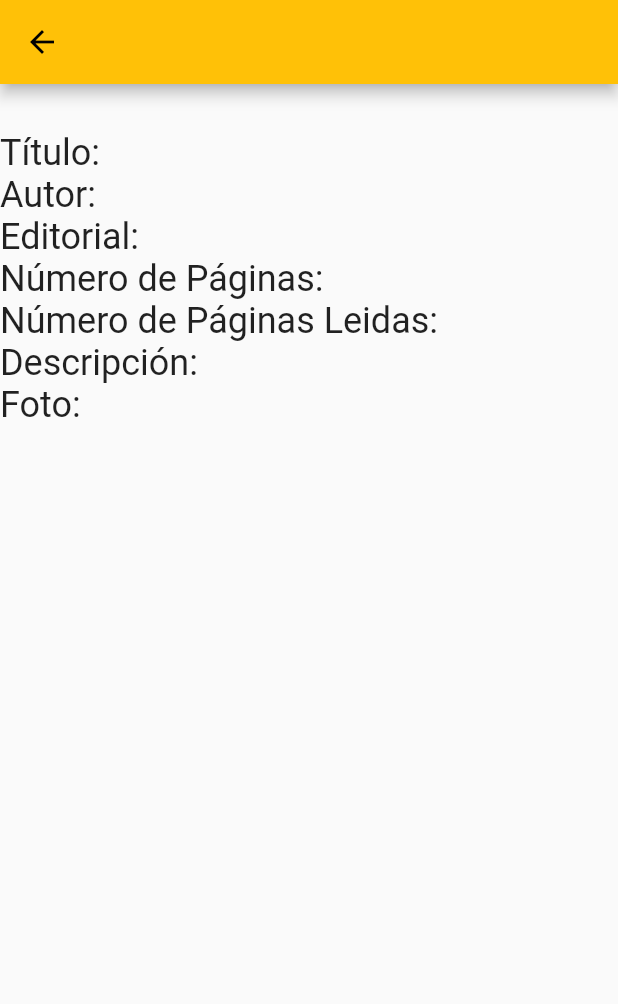
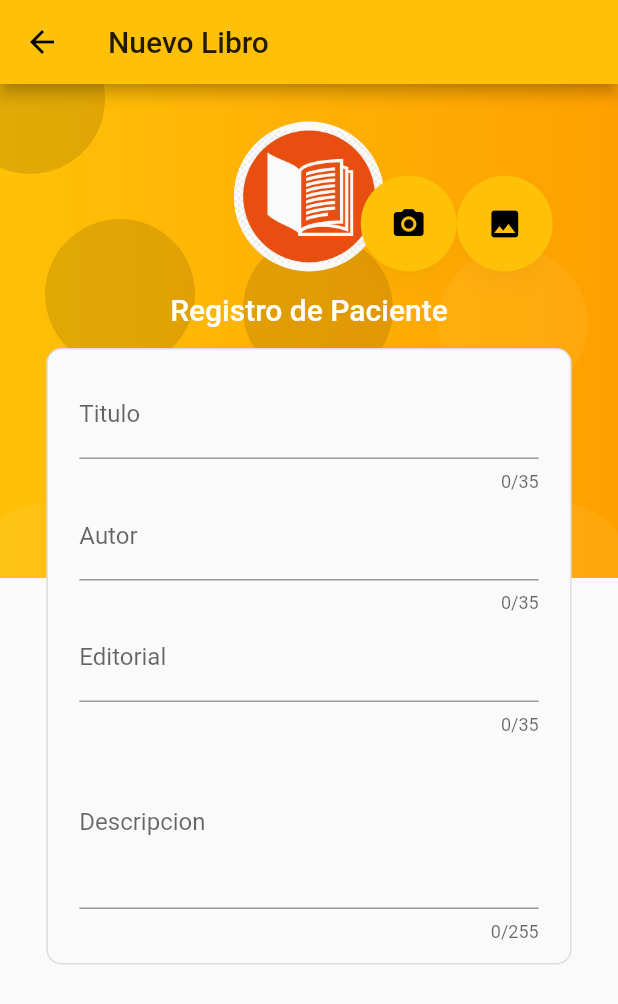
Before and after one commit to WiloCh/YourLibrary, a Flutter app: the screen it shows after launch, after a tap on the "add" icon, on a phone screen of 412 x 824 dp. Shown: the top 1004 px of the screen. Run offline on Flutter 3.47's test engine with Material 2 defaults, Android fonts, the phone set to English and light mode, and no system bars; our stand-ins replace image_picker; missing offline and left inert: progress_indicator; network calls fail.

Commit message:
Creacion y Correcion de Fromulario de Libro

```diff
--- /dev/null
+++ b/yourlibrary/assets/data/Genres.json
@@ -0,0 +1,58 @@
+[
+    {
+        "name" : "Romantica",
+        "descripcion" : "Subgéneros literarios de novelas"
+    },
+    {
+        "name" : "Historico",
+        "descripcion" : "Subgéneros literarios de novelas"
+    },
+    {
+        "name" : "Ciencia Ficcion",
+        "descripcion" : "Subgéneros literarios de novelas"
+    },
+    {
+        "name" : "Drama",
+        "descripcion" : "Subgéneros literarios de novelas"
+    },
+    {
+        "name" : "Fantasia",
+        "descripcion" : "Subgéneros literarios de novelas"
+    },
+    {
+        "name" : "Aventuras",
+        "descripcion" : "Subgéneros literarios de novelas"
+    },
+    {
+        "name" : "Humor",
+        "descripcion" : "Subgéneros literarios de novelas"
+    },
+    {
+        "name" : "Terror",
+        "descripcion" : "Subgéneros literarios de novelas"
+    },
+    {
+        "name" : "Novela gráfica (Ejemplo: Comic)",
+        "descripcion" : "géneros literarios de novelas"
+    },
+    {
+        "name" : "Relato",
+        "descripcion" : "Tipos de géneros literarios"
+    },
+    {
+        "name" : "Cuento",
+        "descripcion" : "Tipos de géneros literarios"
+    },
+    {
+        "name" : "Ensayo",
+        "descripcion" : "Tipos de géneros literarios"
+    },
+    {
+        "name" : "Poesía",
+        "descripcion" : "Tipos de géneros literarios"
+    },
+    {
+        "name" : "Microrrelato",
+        "descripcion" : "Tipos de géneros literarios"
+    }
+]
--- /dev/null
+++ b/yourlibrary/lib/src/services/Genres_service.dart
@@ -0,0 +1,19 @@
+import 'dart:convert';
+
+import 'package:flutter/services.dart' show rootBundle;
+import 'package:yourlibrary/src/models/genre_model.dart';
+
+class GenresService {
+  GenresService();
+
+  Future<List<Genre>> getTypes() async =>
+      rootBundle.loadString("assets/data/Genres.json").then((data) {
+        List<Genre> items = [];
+        List<dynamic> jsonList = json.decode(data);
+        for (var item in jsonList) {
+          final type = new Genre.fromJson(item);
+          items.add(type);
+        }
+        return items;
+      });
+}
--- a/yourlibrary/lib/src/services/book_service.dart
+++ b/yourlibrary/lib/src/services/book_service.dart
@@ -9,8 +9,8 @@ class BookService {
   Future<List<Book>?> getBooks() async {
     List<Book> items = [];
     try {
-      var uri = Uri.https(
-          "us-central1-backend-yourlibrary.cloudfunctions.net", "/app/books");
+      var uri = Uri.https("us-central1-backend-yourlibrary.cloudfunctions.net",
+          "/app/books/1/10");
       final resp = await http.get(uri);
       if (resp.body.isEmpty) return items;
       List<dynamic> jsonList = json.decode(resp.body);
--- /dev/null
+++ b/yourlibrary/lib/src/utils/standard_widgets.dart
@@ -0,0 +1,67 @@
+import 'package:flutter/material.dart';
+
+class Standard {
+  static Widget getBackground(BuildContext context) {
+    final size = MediaQuery.of(context).size;
+
+    final circle = Container(
+      width: 100.0,
+      height: 100.0,
+      decoration: BoxDecoration(
+          borderRadius: BorderRadius.circular(100.0),
+          color: Theme.of(context).disabledColor.withAlpha(30)),
+    );
+
+    final circle_2 = Container(
+      width: 100.0,
+      height: 100.0,
+      decoration: BoxDecoration(
+          borderRadius: BorderRadius.circular(100.0),
+          color: Theme.of(context).backgroundColor.withAlpha(25)),
+    );
+
+    return Stack(
+      children: [
+        Container(
+          height: size.height * 0.4,
+          width: double.infinity,
+          decoration: BoxDecoration(
+              //image: DecorationImage(
+              //  image: ExactAssetImage("assets/images/background.png"),
+              // repeat: ImageRepeat.repeat),
+              gradient: LinearGradient(colors: [
+            Theme.of(context).primaryColor,
+            Theme.of(context).primaryColorDark,
+          ])),
+        ),
+        Positioned(top: 90.0, left: 30.0, child: circle),
+        Positioned(top: -40.0, left: -30.0, child: circle),
+        Positioned(top: 100.0, right: 150.0, child: circle),
+        Positioned(bottom: -50.0, right: -10.0, child: circle_2),
+        Positioned(bottom: 120.0, right: 20.0, child: circle_2),
+        Positioned(bottom: -50.0, left: -20.0, child: circle_2)
+      ],
+    );
+  }
+
+  static AppBar appBar(BuildContext context, String title) {
+    return AppBar(title: Text(title));
+  }
+
+  static Widget tittleToForm(BuildContext context, String title) {
+    Color _color = Theme.of(context).cardColor;
+    return Container(
+      margin: EdgeInsets.symmetric(vertical: 14.0),
+      child: Text(title,
+          style: Theme.of(context).textTheme.headline6!.apply(color: _color)),
+    );
+  }
+
+  static ButtonStyle buttonStandardStyle(BuildContext context) {
+    return ElevatedButton.styleFrom(
+        elevation: 5.0,
+        shadowColor: Theme.of(context).dividerColor,
+        shape: CircleBorder(),
+        padding: EdgeInsets.all(20));
+  }
+}
--- a/yourlibrary/lib/src/widgets/content/addbook_widget.dart
+++ b/yourlibrary/lib/src/widgets/content/addbook_widget.dart
@@ -1,55 +1,198 @@
+import 'dart:io';
+
 import 'package:flutter/material.dart';
+import 'package:image_picker/image_picker.dart';
+import 'package:yourlibrary/src/services/Genres_service.dart';
+import 'package:yourlibrary/src/models/genre_model.dart';
+import 'package:yourlibrary/src/utils/standard_widgets.dart';
 
 class AddbookWidget extends StatefulWidget {
-  const AddbookWidget({Key? key}) : super(key: key);
+  AddbookWidget({Key? key}) : super(key: key);
 
   @override
   _AddbookWidgetState createState() => _AddbookWidgetState();
 }
 
 class _AddbookWidgetState extends State<AddbookWidget> {
+  GenresService _serviceGenres = new GenresService();
+
+  List<Genre> _genres = [];
+
+  late File _image;
+  bool _imageSelected = false;
+  final _picker = ImagePicker();
+
+  @override
+  void initSate() {
+    super.initState();
+    _loadGenres();
+  }
+
   @override
   Widget build(BuildContext context) {
     return Scaffold(
-      appBar: AppBar(),
-      body: Container(
-        child: Column(
-          mainAxisAlignment: MainAxisAlignment.start,
-          crossAxisAlignment: CrossAxisAlignment.start,
+      appBar: Standard.appBar(context, "Nuevo Libro"),
+      body: SingleChildScrollView(
+        child: Stack(
+          alignment: AlignmentDirectional.topCenter,
           children: [
-            Text(" "),
-            Text(" "),
-            Text(
-              "Título: ",
-              style: Theme.of(context).textTheme.headline5,
-            ),
-            Text(
-              "Autor: ",
-              style: Theme.of(context).textTheme.headline5,
-            ),
-            Text(
-              "Editorial: ",
-              style: Theme.of(context).textTheme.headline5,
-            ),
-            Text(
-              "Número de Páginas: ",
-              style: Theme.of(context).textTheme.headline5,
-            ),
-            Text(
-              "Número de Páginas Leidas: ",
-              style: Theme.of(context).textTheme.headline5,
-            ),
-            Text(
-              "Descripción: ",
-              style: Theme.of(context).textTheme.headline5,
-            ),
-            Text(
-              "Foto:",
-              style: Theme.of(context).textTheme.headline5,
-            ),
+            Standard.getBackground(context),
+            Container(
+              margin: EdgeInsets.symmetric(vertical: 25.0),
+              child: Column(children: [
+                Stack(alignment: AlignmentDirectional.bottomCenter, children: [
+                  _showImage(),
+                  Container(
+                      width: 325.0,
+                      child: Row(
+                        mainAxisAlignment: MainAxisAlignment.end,
+                        children: [
+                          Tooltip(
+                            message: "Tomar Foto",
+                            child: ElevatedButton(
+                              onPressed: _takeImage,
+                              child: Icon(Icons.camera_alt),
+                              style: Standard.buttonStandardStyle(context),
+                            ),
+                          ),
+                          Tooltip(
+                            message: "Buscar Foto",
+                            child: ElevatedButton(
+                              onPressed: _pickImage,
+                              child: Icon(Icons.image),
+                              style: Standard.buttonStandardStyle(context),
+                            ),
+                          )
+                        ],
+                      ))
+                ]),
+                Standard.tittleToForm(context, "Registro de Paciente"),
+                _form()
+              ]),
+            )
           ],
         ),
       ),
     );
   }
+
+  _showImage() {
+    return Container(
+      width: 100.0,
+      height: 100.0,
+      decoration: BoxDecoration(
+          borderRadius: BorderRadius.circular(100.0),
+          color: Theme.of(context).canvasColor),
+      child: ClipOval(
+          child: _imageSelected == false
+              ? Image.asset("assets/images/LibroIcon.jpg")
+              : Image.file(_image)),
+    );
+  }
+
+  _takeImage() {
+    _selectImage(ImageSource.camera);
+  }
+
+  _pickImage() {
+    _selectImage(ImageSource.gallery);
+  }
+
+  Future _selectImage(ImageSource source) async {
+    final pickedFile = await _picker.getImage(source: source);
+    if (pickedFile != null) {
+      _image = File(pickedFile.path);
+      _imageSelected = true;
+    } else {
+      print('No ha Seleccionado una Imagen.');
+      _imageSelected = false;
+    }
+    setState(() {});
+  }
+
+  _form() {
+    final size = MediaQuery.of(context).size;
+    return SingleChildScrollView(
+        child: Container(
+      padding: EdgeInsets.symmetric(horizontal: 14.0),
+      width: size.width * .85,
+      decoration: BoxDecoration(
+          color: Theme.of(context).scaffoldBackgroundColor,
+          borderRadius: BorderRadius.circular(10.0),
+          border: Border.all(color: Theme.of(context).dividerColor)),
+      child: Form(
+        child: Container(
+          margin: EdgeInsets.symmetric(vertical: 14.0, horizontal: 7.0),
+          child: Column(
+            children: [
+              _inputTitle(),
+              _inputAuthor(),
+              _inputEditorial(),
+              _inputDescription()
+            ],
+          ),
+        ),
+      ),
+    ));
+  }
+
+  _inputTitle() {
+    return TextFormField(
+        validator: (value) {
+          if (value!.length < 3) {
+            return "Debe ingresar un nombre con al menos 3 caracteres";
+          } else {
+            return null;
+          }
+        },
+        decoration: InputDecoration(labelText: "Titulo"),
+        maxLength: 35);
+  }
+
+  _inputAuthor() {
+    return TextFormField(
+        validator: (value) {
+          if (value!.length < 3) {
+            return "Debe ingresar un nombre con al menos 3 caracteres";
+          } else {
+            return null;
+          }
+        },
+        decoration: InputDecoration(labelText: "Autor"),
+        maxLength: 35);
+  }
+
+  _inputEditorial() {
+    return TextFormField(
+        validator: (value) {
+          if (value!.length < 3) {
+            return "Debe ingresar un nombre con al menos 3 caracteres";
+          } else {
+            return null;
+          }
+        },
+        decoration: InputDecoration(labelText: "Editorial"),
+        maxLength: 35);
+  }
+
+  _inputDescription() {
+    return TextFormField(
+        validator: (value) {
+          if (value!.length < 10) {
+            return "Debe ingresar un nombre con al menos 10 caracteres";
+          } else {
+            return null;
+          }
+        },
+        decoration: InputDecoration(labelText: "Descripcion"),
+        maxLength: 255,
+        maxLines: 4);
+  }
+
+  _loadGenres() {
+    _serviceGenres.getTypes().then((value) {
+      _genres = value;
+      setState(() {});
+    });
+  }
 }
```
Also changed, not shown: yourlibrary/pubspec.yaml (+5 -2 lines), yourlibrary/assets/images/LibroIcon.jpg (added), yourlibrary/pubspec.lock.
